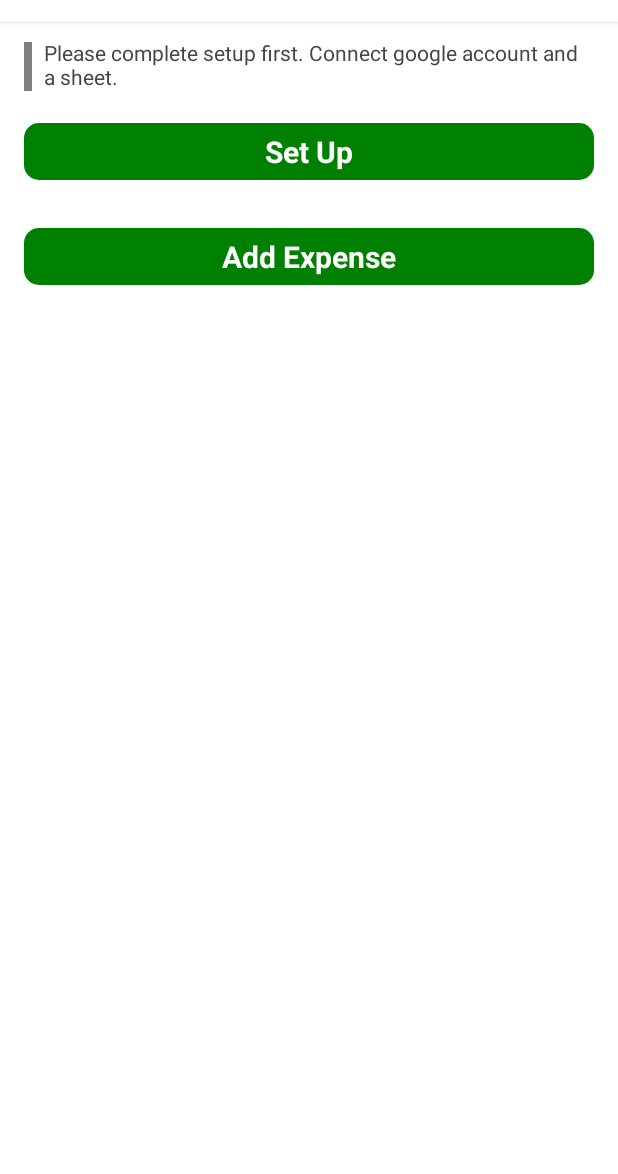
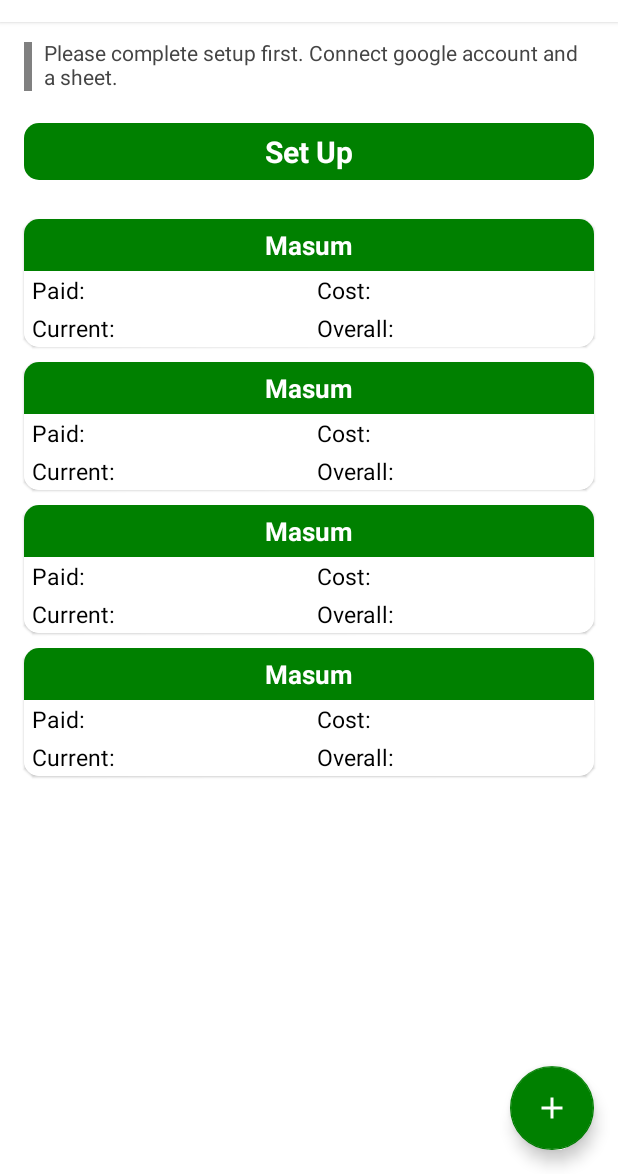
Before and after one commit to Masum-MSNR/expense-updater, an Android app: the layout activity_main.xml on its own in the app's theme, with its tools: preview values and no code run, on a phone screen of 412 x 824 dp, the part 62-1236 px from its top. Run offline under Robolectric (Android 15) with nearby library versions, the phone set to English and light mode, and no system bars.

Commit message:
home updating

```diff
--- a/app/src/main/java/com/msnr/expense_updater/activities/main/MainActivity.java
+++ b/app/src/main/java/com/msnr/expense_updater/activities/main/MainActivity.java
@@ -23,8 +23,8 @@ public class MainActivity extends AppCompatActivity {
 
     private final Observer<Integer> stateObserver = state -> {
         binding.connectLl.setVisibility(state == 3 ? View.GONE : View.VISIBLE);
-        binding.btnSetUp.setVisibility(state == 3 ? View.GONE : View.VISIBLE);
         binding.btnAddExpense.setVisibility(state == 3 ? View.VISIBLE : View.GONE);
+        binding.rvPerUserExpenses.setVisibility(state == 3 ? View.VISIBLE : View.GONE);
     };
 
 
--- /dev/null
+++ b/app/src/main/res/drawable/baseline_add_24.xml
@@ -0,0 +1,5 @@
+<vector android:height="24dp" android:tint="#FFFFFF"
+    android:viewportHeight="24" android:viewportWidth="24"
+    android:width="24dp" xmlns:android="http://schemas.android.com/apk/res/android">
+    <path android:fillColor="@android:color/white" android:pathData="M19,13h-6v6h-2v-6H5v-2h6V5h2v6h6v2z"/>
+</vector>
--- a/app/src/main/res/layout/activity_main.xml
+++ b/app/src/main/res/layout/activity_main.xml
@@ -1,5 +1,5 @@
 <?xml version="1.0" encoding="utf-8"?>
-<LinearLayout xmlns:android="http://schemas.android.com/apk/res/android"
+<RelativeLayout xmlns:android="http://schemas.android.com/apk/res/android"
     xmlns:app="http://schemas.android.com/apk/res-auto"
     xmlns:tools="http://schemas.android.com/tools"
     android:layout_width="match_parent"
@@ -8,7 +8,6 @@
     android:background="@color/white"
     android:orientation="vertical"
     tools:context=".activities.main.MainActivity">
-
 
     <androidx.appcompat.widget.Toolbar
         android:id="@+id/toolbar"
@@ -20,19 +19,20 @@
         app:title="Expense Updater"
         app:titleTextColor="@color/black" />
 
-    <ScrollView
+    <LinearLayout
         android:layout_width="match_parent"
         android:layout_height="wrap_content"
-        android:overScrollMode="never"
-        android:scrollbarSize="0dp">
+        android:layout_below="@id/toolbar"
+        android:orientation="vertical">
 
         <LinearLayout
+            android:id="@+id/connect_ll"
             android:layout_width="match_parent"
             android:layout_height="wrap_content"
             android:orientation="vertical">
 
             <LinearLayout
-                android:id="@+id/connect_ll"
+                android:id="@+id/connect_text_ll"
                 android:layout_width="match_parent"
                 android:layout_height="wrap_content"
                 android:layout_marginHorizontal="16dp"
@@ -71,21 +71,30 @@
                 android:textColor="@color/white"
                 android:textSize="20sp"
                 android:textStyle="bold" />
+        </LinearLayout>
 
-            <TextView
-                android:id="@+id/btn_add_expense"
-                android:layout_width="match_parent"
-                android:layout_height="wrap_content"
-                android:layout_margin="16dp"
-                android:background="@drawable/ripple_button"
-                android:backgroundTint="@color/green"
-                android:gravity="center"
-                android:paddingVertical="5dp"
-                android:text="@string/add_expense"
-                android:textColor="@color/white"
-                android:textSize="20sp"
-                android:textStyle="bold" />
+        <androidx.recyclerview.widget.RecyclerView
+            android:id="@+id/rv_per_user_expenses"
+            android:layout_width="match_parent"
+            android:layout_height="wrap_content"
+            android:clipToPadding="false"
+            android:overScrollMode="never"
+            android:paddingHorizontal="16dp"
+            android:paddingTop="10dp"
+            android:scrollbarSize="0dp"
+            tools:itemCount="4"
+            tools:listitem="@layout/per_user_details_layout" />
+    </LinearLayout>
 
-        </LinearLayout>
-    </ScrollView>
-</LinearLayout>
+    <com.google.android.material.floatingactionbutton.FloatingActionButton
+        android:id="@+id/btn_add_expense"
+        android:layout_width="wrap_content"
+        android:layout_height="wrap_content"
+        android:layout_alignParentEnd="true"
+        android:layout_alignParentBottom="true"
+        android:layout_margin="16dp"
+        android:backgroundTint="@color/green"
+        android:src="@drawable/baseline_add_24"
+        app:backgroundTint="@color/green"
+        app:tint="@color/white" />
+</RelativeLayout>
--- /dev/null
+++ b/app/src/main/res/layout/per_user_details_layout.xml
@@ -0,0 +1,88 @@
+<?xml version="1.0" encoding="utf-8"?>
+<androidx.cardview.widget.CardView xmlns:android="http://schemas.android.com/apk/res/android"
+    xmlns:app="http://schemas.android.com/apk/res-auto"
+    android:layout_width="match_parent"
+    android:layout_height="wrap_content"
+    android:layout_marginBottom="10dp"
+    app:cardBackgroundColor="@color/white"
+    app:cardCornerRadius="10dp"
+    app:cardElevation="1dp">
+
+    <LinearLayout
+        android:layout_width="match_parent"
+        android:layout_height="wrap_content"
+        android:orientation="vertical">
+
+        <TextView
+            android:id="@+id/tv_name"
+            android:layout_width="match_parent"
+            android:layout_height="wrap_content"
+            android:background="@color/green"
+            android:gravity="center"
+            android:paddingVertical="5dp"
+            android:text="Masum"
+            android:textColor="@color/white"
+            android:textSize="17sp"
+            android:textStyle="bold" />
+
+        <LinearLayout
+            android:layout_width="match_parent"
+            android:layout_height="wrap_content"
+            android:weightSum="2">
+
+            <TextView
+                android:id="@+id/tv_paid"
+                android:layout_width="0dp"
+                android:layout_height="wrap_content"
+                android:layout_weight="1"
+                android:background="@color/white"
+                android:paddingHorizontal="5dp"
+                android:paddingVertical="2dp"
+                android:text="Paid: "
+                android:textColor="@color/black"
+                android:textSize="15sp" />
+
+            <TextView
+                android:id="@+id/tv_cost"
+                android:layout_width="0dp"
+                android:layout_height="wrap_content"
+                android:layout_weight="1"
+                android:background="@color/white"
+                android:paddingHorizontal="5dp"
+                android:paddingVertical="2dp"
+                android:text="Cost:"
+                android:textColor="@color/black"
+                android:textSize="15sp" />
+        </LinearLayout>
+
+        <LinearLayout
+            android:layout_width="match_parent"
+            android:layout_height="wrap_content"
+            android:weightSum="2">
+
+            <TextView
+                android:id="@+id/tv_current"
+                android:layout_width="0dp"
+                android:layout_height="wrap_content"
+                android:layout_weight="1"
+                android:background="@color/white"
+                android:paddingHorizontal="5dp"
+                android:paddingVertical="2dp"
+                android:text="Current: "
+                android:textColor="@color/black"
+                android:textSize="15sp" />
+
+            <TextView
+                android:id="@+id/tv_overall"
+                android:layout_width="0dp"
+                android:layout_height="wrap_content"
+                android:layout_weight="1"
+                android:background="@color/white"
+                android:paddingHorizontal="5dp"
+                android:paddingVertical="2dp"
+                android:text="Overall:"
+                android:textColor="@color/black"
+                android:textSize="15sp" />
+        </LinearLayout>
+    </LinearLayout>
+</androidx.cardview.widget.CardView>
```
